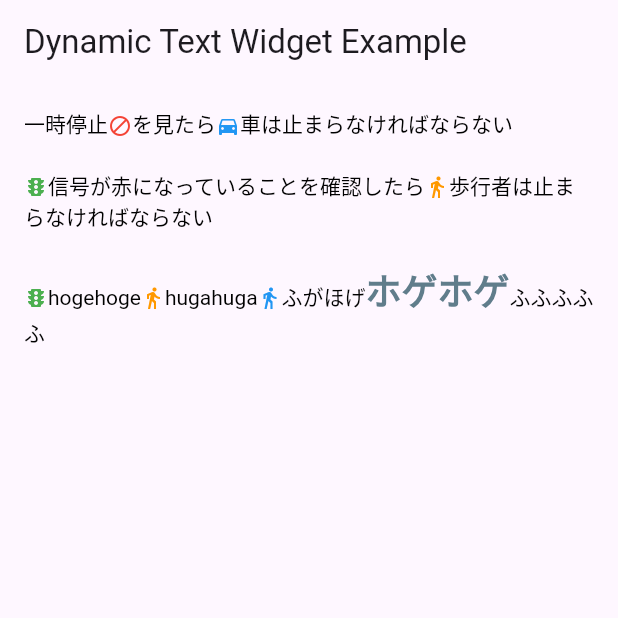
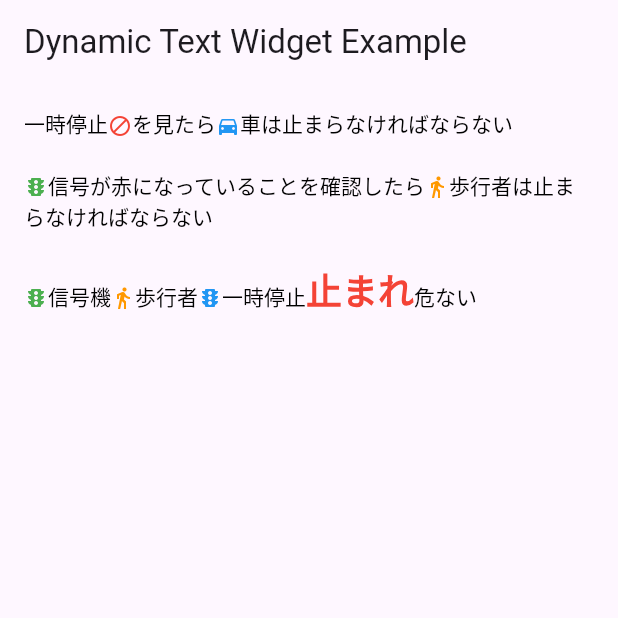
Before and after one commit to king-kazu39/dynamic_text_widget, a Flutter app: the screen it shows after launch, on a phone screen of 412 x 824 dp, the top half of it. Run offline on Flutter 3.47's test engine with Material 3 defaults, Android fonts, the phone set to English and light mode, and no system bars.

Commit message:
update example

```diff
--- a/lib/main.dart
+++ b/lib/main.dart
@@ -166,15 +166,15 @@ class ExampleApp extends StatelessWidget {
               DynamicTextWidget(
                 textStyle: textStyle,
                 template:
-                    "{placeholder1}hogehoge{placeholder2}hugahuga{placeholder3}ふがほげ{placeholder4}ふふふふふ",
+                    "{placeholder1}信号機{placeholder2}歩行者{placeholder3}一時停止{placeholder4}危ない",
                 replacements: {
                   "placeholder1": Icon(Icons.traffic, color: Colors.green),
                   "placeholder2": Icon(Icons.directions_walk, color: Colors.orange),
-                  "placeholder3": Icon(Icons.directions_walk, color: Colors.blue),
+                  "placeholder3": Icon(Icons.traffic, color: Colors.blue),
                   "placeholder4": Text(
-                    'ホゲホゲ',
+                    '止まれ',
                     style: TextStyle(
-                      color: Colors.blueGrey,
+                      color: Colors.red,
                       fontSize: 24,
                       fontWeight: FontWeight.bold,
                     ),
```
